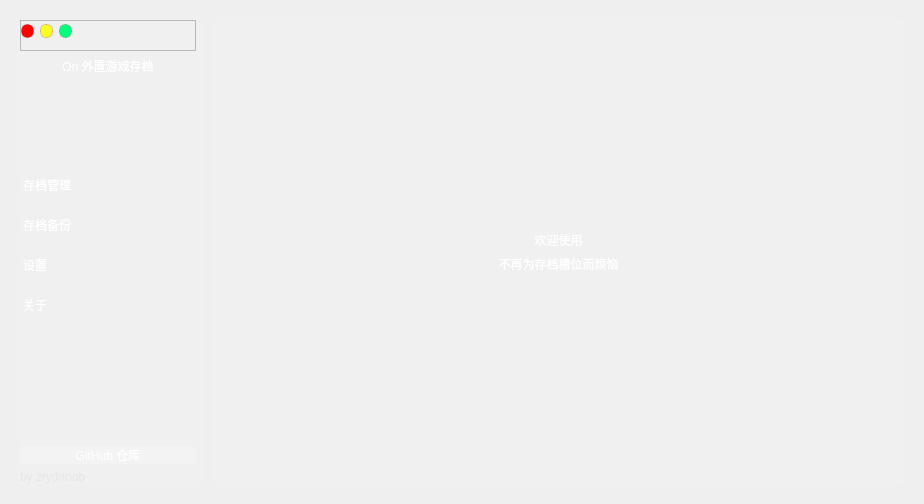
First picture: the form in Main_Window.ui, repository zrydnoob/Ori-Archive-Manager, before the edit.
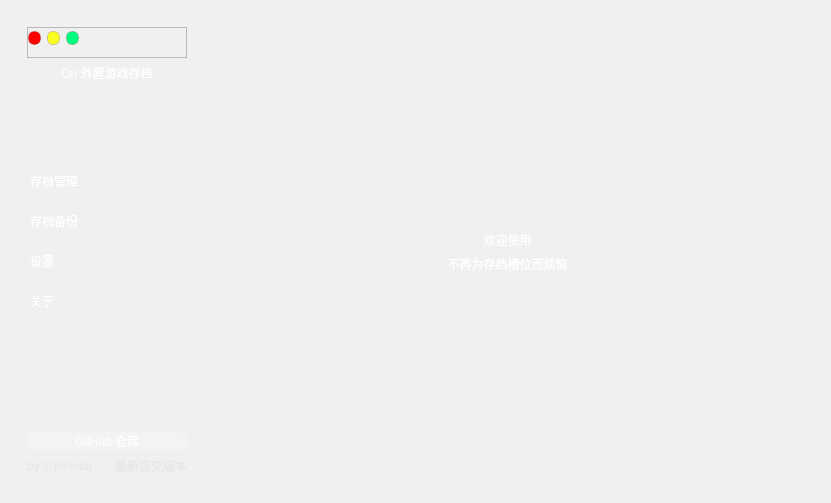
Second picture: the form after the edit. Icons and pictures are not drawn.

Commit message: Add(GitHubTools): 获取github最新提交记录

```diff
--- a/Main_Window.ui
+++ b/Main_Window.ui
@@ -6,8 +6,8 @@
    <rect>
     <x>0</x>
     <y>0</y>
-    <width>924</width>
-    <height>504</height>
+    <width>831</width>
+    <height>503</height>
    </rect>
   </property>
   <property name="minimumSize">
@@ -83,15 +83,6 @@
           <enum>QFrame::Raised</enum>
          </property>
          <layout class="QVBoxLayout" name="verticalLayout">
-          <property name="leftMargin">
-           <number>2</number>
-          </property>
-          <property name="topMargin">
-           <number>2</number>
-          </property>
-          <property name="bottomMargin">
-           <number>2</number>
-          </property>
           <item>
            <widget class="QFrame" name="frame">
             <property name="frameShape">
@@ -362,15 +353,69 @@
            </widget>
           </item>
           <item>
-           <widget class="QLabel" name="label_2">
-            <property name="styleSheet">
-             <string notr="true">font: 7pt &quot;Alibaba PuHuiTi 3.0&quot;;
+           <layout class="QHBoxLayout" name="horizontalLayout_9">
+            <item>
+             <widget class="QLabel" name="label_2">
+              <property name="styleSheet">
+               <string notr="true">font: 7pt &quot;Alibaba PuHuiTi 3.0&quot;;
 color: rgb(230, 230, 230);</string>
-            </property>
-            <property name="text">
-             <string>by zrydnoob</string>
-            </property>
-           </widget>
+              </property>
+              <property name="text">
+               <string>by zrydnoob</string>
+              </property>
+             </widget>
+            </item>
+            <item>
+             <layout class="QHBoxLayout" name="horizontalLayout_10">
+              <property name="spacing">
+               <number>0</number>
+              </property>
+              <item>
+               <spacer name="horizontalSpacer_4">
+                <property name="orientation">
+                 <enum>Qt::Horizontal</enum>
+                </property>
+                <property name="sizeHint" stdset="0">
+                 <size>
+                  <width>40</width>
+                  <height>20</height>
+                 </size>
+                </property>
+               </spacer>
+              </item>
+              <item>
+               <widget class="QWidget" name="widget" native="true">
+                <property name="minimumSize">
+                 <size>
+                  <width>16</width>
+                  <height>16</height>
+                 </size>
+                </property>
+                <property name="maximumSize">
+                 <size>
+                  <width>16</width>
+                  <height>16</height>
+                 </size>
+                </property>
+                <property name="styleSheet">
+                 <string notr="true">border-image: url(:/icon/git-commit.svg);</string>
+                </property>
+               </widget>
+              </item>
+              <item>
+               <widget class="QLabel" name="label_22">
+                <property name="styleSheet">
+                 <string notr="true">font: 7pt &quot;Alibaba PuHuiTi 3.0&quot;;
+color: rgb(230, 230, 230);</string>
+                </property>
+                <property name="text">
+                 <string>最新提交版本</string>
+                </property>
+               </widget>
+              </item>
+             </layout>
+            </item>
+           </layout>
           </item>
          </layout>
         </widget>
```
The commit also changes 6 other files.
